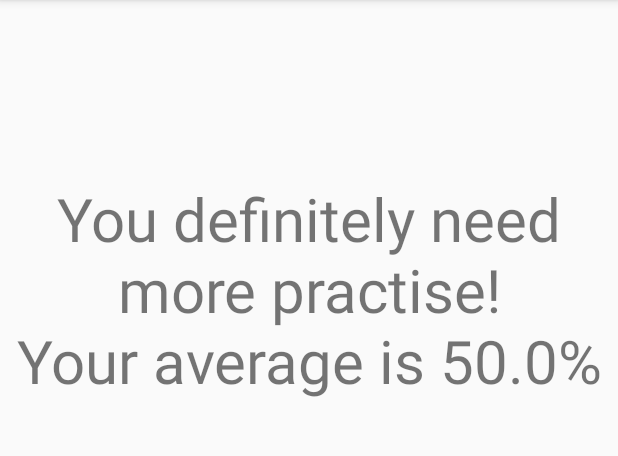
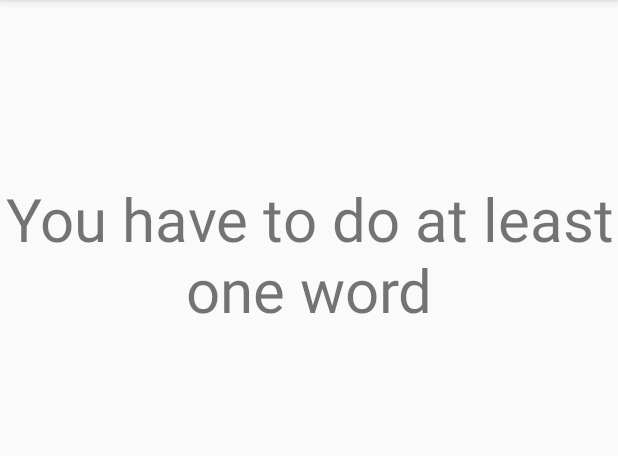
Before and after one commit to gapso8/ActivityGame, an Android app: the EndActivity screen opened directly, with no data from a screen before it, on a phone screen of 412 x 824 dp, the part 84-540 px from its top. Run offline under Robolectric (Android 15) with nearby library versions, the phone set to English and light mode, and no system bars; 2 statements that could not run were skipped.

Commit message:
fixed passed data into end activity, slightly changed coundown timer and its text

```diff
--- a/app/src/main/AndroidManifest.xml
+++ b/app/src/main/AndroidManifest.xml
@@ -1,6 +1,8 @@
 <?xml version="1.0" encoding="utf-8"?>
 <manifest xmlns:android="http://schemas.android.com/apk/res/android"
     package="com.example.gaper.activity">
+
+    <uses-permission android:name="android.permission.VIBRATE"/>
 
     <application
         android:allowBackup="true"
--- a/app/src/main/java/com/example/gaper/activity/EndActivity.java
+++ b/app/src/main/java/com/example/gaper/activity/EndActivity.java
@@ -1,25 +1,17 @@
 package com.example.gaper.activity;
 
 
-import android.support.v7.app.AppCompatActivity;
 import android.os.Bundle;
+import android.util.Log;
 import android.widget.TextView;
 
 public class EndActivity extends SecondActivity {
 
     private TextView endText;
 
-    //tuki bi hotu nardit tko da bi passal double value correct v ta activity
-    //Bundle extras = getIntent().getExtras();
-
-    //double correct = extras.getDouble("valueCorrect");
-    //double Incorrect = extras.getDouble("valueIncorrect");
-    double correct = 1;
-    double incorrect = 1;
-    double average = (correct / (correct + incorrect));
-
-
-
+    double average;
+    private double incorrectVal;
+    private double correctVal;
 
     @Override
     protected void onCreate(Bundle savedInstanceState) {
@@ -27,20 +19,31 @@ public class EndActivity extends SecondActivity {
         setContentView(R.layout.activity_end);
         endText = (TextView) findViewById(R.id.endText);
 
-        setText(average);
+        Bundle myBundle = getIntent().getExtras();
+        correctVal = myBundle.getDouble("valueCorrect");
+        incorrectVal = myBundle.getDouble("valueIncorrect");
+
+        Log.d("neki", "correct val: " + correctVal);
+        Log.d("neki", "incorrect val: " + incorrectVal);
+
+        setText();
     }
 
-    private void setText(double average) {
-        if (correct + incorrect == 0)
+    private void setText() {
+        average = (correctVal / (correctVal + incorrectVal));
+
+        String avgString = String.format("\nYour average is %d %%", (int)(average * 100));
+
+        if (correctVal + incorrectVal == 0)
             endText.setText("You have to do at least one word");
         else if (average >= 0.9)
-            endText.setText("Very good!\nYour average is " + average * 100 + "%");
+            endText.setText("Very good!" + avgString);
         else if (average >= 0.7 && average < 0.9)
-            endText.setText("It could be better!\nYour average is " + average * 100 + "%");
+            endText.setText("It could be better!" + avgString);
         else if (average >= 0.5 && average < 0.7)
-            endText.setText("You definitely need more practise!\nYour average is " + average * 100 + "%");
+            endText.setText("You definitely need more practise!" + avgString);
         else if (average >= 0.0 && average < 0.5)
-            endText.setText("Very bad!\nYour average is " + average * 100 + "%");
+            endText.setText("Very bad!" + avgString);
     }
 
 }
```
Also changed, not shown: app/src/main/java/com/example/gaper/activity/SecondActivity.java (+48 -26 lines), app/src/main/res/layout/activity_second.xml (+8 -6 lines).
